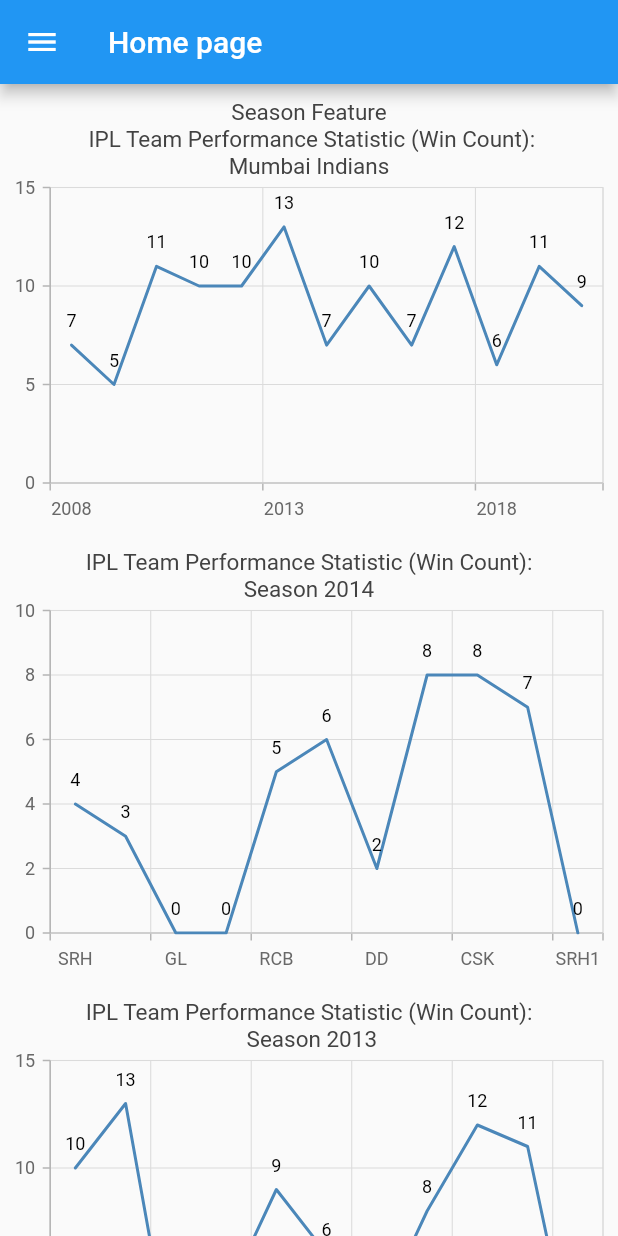
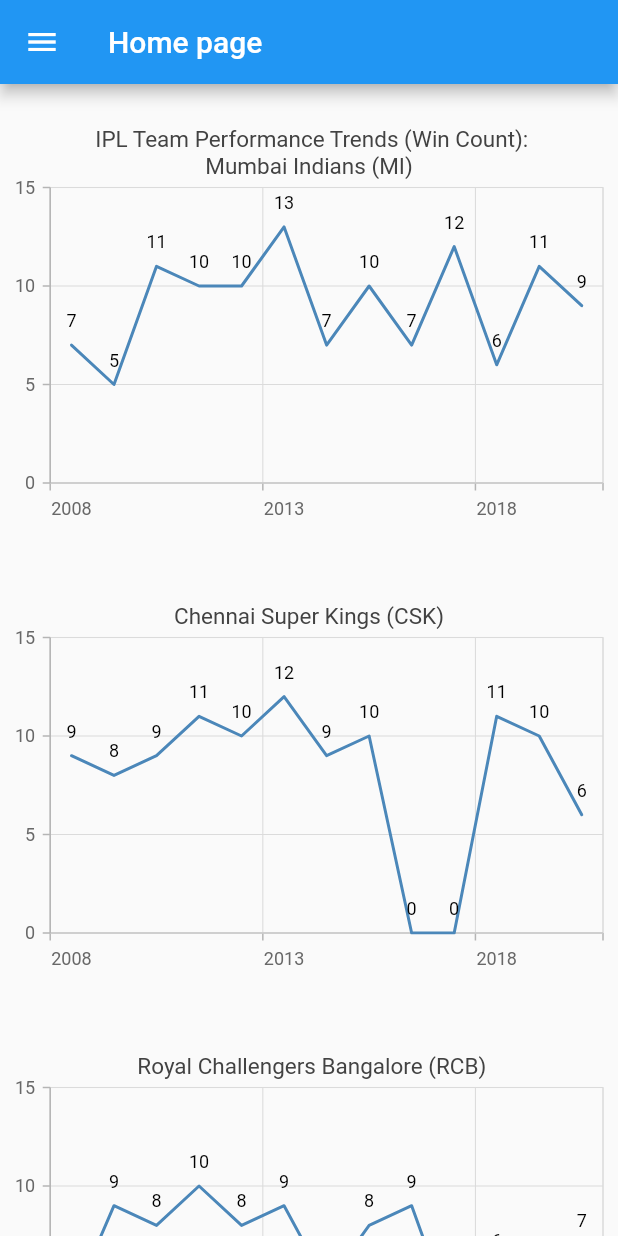
Before and after one commit to Raviipandey/CricMate, a Flutter app: the screen it shows after launch, on a phone screen of 412 x 824 dp. Run offline on Flutter 3.47's test engine with Material 2 defaults, Android fonts, the phone set to English and light mode, and no system bars; our stand-ins replace cloud_firestore, firebase_auth, firebase_core, flutter_slidable, syncfusion_flutter_charts; accounts and stored records are empty; Roboto replaces fonts that are missing (Raleway).

Commit message:
performance trends line graph

```diff
--- a/madlab/lib/homepage.dart
+++ b/madlab/lib/homepage.dart
@@ -67,10 +67,11 @@ class _HomeScreenState extends State<HomeScreen> {
           child: Column(children: [
             SfCartesianChart(
                 primaryXAxis: CategoryAxis(),
+
                 // Chart title
                 title: ChartTitle(
                     text:
-                        'Season Feature \n IPL Team Performance Statistic (Win Count): \nMumbai Indians '),
+                        '\n IPL Team Performance Trends (Win Count): \nMumbai Indians (MI) '),
                 // Enable legend
                 legend: Legend(isVisible: false),
                 // Enable tooltip
@@ -102,7 +103,7 @@ class _HomeScreenState extends State<HomeScreen> {
                 // Chart title
                 title: ChartTitle(
                     text:
-                        'IPL Team Performance Statistic (Win Count): \nSeason 2014'),
+                        '\n\nChennai Super Kings (CSK)'),
                 // Enable legend
                 legend: Legend(isVisible: false),
                 // Enable tooltip
@@ -110,17 +111,19 @@ class _HomeScreenState extends State<HomeScreen> {
                 series: <ChartSeries<_Matches, String>>[
                   LineSeries<_Matches, String>(
                       dataSource: <_Matches>[
-                        _Matches('SRH', 4),
-                        _Matches('MI', 3),
-                        _Matches('GL', 0),
-                        _Matches('RPS', 0),
-                        _Matches('RCB', 5),
-                        _Matches('KKR', 6),
-                        _Matches('DD', 2),
-                        _Matches('KXIP', 8),
-                        _Matches('CSK', 8),
-                        _Matches('RR', 7),
-                        _Matches('SRH1', 0)
+                        _Matches('2008', 9),
+                        _Matches('2009', 8),
+                        _Matches('2010', 9),
+                        _Matches('2011', 11),
+                        _Matches('2012', 10),
+                        _Matches('2013', 12),
+                        _Matches('2014', 9),
+                        _Matches('2015', 10),
+                        _Matches('2016', 0),
+                        _Matches('2017', 0),
+                        _Matches('2018', 11),
+                        _Matches('2019', 10),
+                        _Matches('2020', 6)
                       ],
                       xValueMapper: (_Matches WinCount, _) => WinCount.team,
                       yValueMapper: (_Matches WinCount, _) => WinCount.WinCount,
@@ -132,7 +135,7 @@ class _HomeScreenState extends State<HomeScreen> {
                 // Chart title
                 title: ChartTitle(
                     text:
-                        'IPL Team Performance Statistic (Win Count):\n Season 2013'),
+                        '\n\n Royal Challengers Bangalore (RCB)'),
                 // Enable legend
                 legend: Legend(isVisible: false),
                 // Enable tooltip
@@ -140,17 +143,19 @@ class _HomeScreenState extends State<HomeScreen> {
                 series: <ChartSeries<_Matches, String>>[
                   LineSeries<_Matches, String>(
                       dataSource: <_Matches>[
-                        _Matches('SRH', 10),
-                        _Matches('MI', 13),
-                        _Matches('GL', 0),
-                        _Matches('RPS', 4),
-                        _Matches('RCB', 9),
-                        _Matches('KKR', 6),
-                        _Matches('DD', 3),
-                        _Matches('KXIP', 8),
-                        _Matches('CSK', 12),
-                        _Matches('RR', 11),
-                        _Matches('SRH1', 0)
+                        _Matches('2008', 4),
+                        _Matches('2009', 9),
+                        _Matches('2010', 8),
+                        _Matches('2011', 10),
+                        _Matches('2012', 8),
+                        _Matches('2013', 9),
+                        _Matches('2014', 5),
+                        _Matches('2015', 8),
+                        _Matches('2016', 9),
+                        _Matches('2017', 3),
+                        _Matches('2018', 6),
+                        _Matches('2019', 5),
+                        _Matches('2020', 7)
                       ],
                       xValueMapper: (_Matches WinCount, _) => WinCount.team,
                       yValueMapper: (_Matches WinCount, _) => WinCount.WinCount,
@@ -162,7 +167,7 @@ class _HomeScreenState extends State<HomeScreen> {
                 // Chart title
                 title: ChartTitle(
                     text:
-                        'IPL Team Performance Statistic (Win Count):\n Season 2012'),
+                        '\n\n Kolkata Knight Riders (KKR)'),
                 // Enable legend
                 legend: Legend(isVisible: false),
                 // Enable tooltip
@@ -170,17 +175,52 @@ class _HomeScreenState extends State<HomeScreen> {
                 series: <ChartSeries<_Matches, String>>[
                   LineSeries<_Matches, String>(
                       dataSource: <_Matches>[
-                        _Matches('SRH', 4),
-                        _Matches('MI', 10),
-                        _Matches('GL', 0),
-                        _Matches('RPS', 4),
-                        _Matches('RCB', 8),
-                        _Matches('KKR', 12),
-                        _Matches('DD', 11),
-                        _Matches('KXIP', 8),
-                        _Matches('CSK', 10),
-                        _Matches('RR', 7),
-                        _Matches('SRH1', 0)
+                        _Matches('2008', 6),
+                        _Matches('2009', 3),
+                        _Matches('2010', 7),
+                        _Matches('2011', 8),
+                        _Matches('2012', 12),
+                        _Matches('2013', 6),
+                        _Matches('2014', 11),
+                        _Matches('2015', 7),
+                        _Matches('2016', 8),
+                        _Matches('2017', 9),
+                        _Matches('2018', 9),
+                        _Matches('2019', 6),
+                        _Matches('2020', 7)
+                      ],
+                      xValueMapper: (_Matches WinCount, _) => WinCount.team,
+                      yValueMapper: (_Matches WinCount, _) => WinCount.WinCount,
+                      // Enable data label
+                      dataLabelSettings: DataLabelSettings(isVisible: true))
+                ]
+                ),
+SfCartesianChart(
+                primaryXAxis: CategoryAxis(),
+                // Chart title
+                title: ChartTitle(
+                    text:
+                        '\n\n Delhi Capitals (DC)'),
+                // Enable legend
+                legend: Legend(isVisible: false),
+                // Enable tooltip
+                tooltipBehavior: TooltipBehavior(enable: true),
+                series: <ChartSeries<_Matches, String>>[
+                  LineSeries<_Matches, String>(
+                      dataSource: <_Matches>[
+                        _Matches('2008', 7),
+                        _Matches('2009', 10),
+                        _Matches('2010', 7),
+                        _Matches('2011', 4),
+                        _Matches('2012', 11),
+                        _Matches('2013', 3),
+                        _Matches('2014', 2),
+                        _Matches('2015', 5),
+                        _Matches('2016', 7),
+                        _Matches('2017', 6),
+                        _Matches('2018', 5),
+                        _Matches('2019', 10),
+                        _Matches('2020', 9)
                       ],
                       xValueMapper: (_Matches WinCount, _) => WinCount.team,
                       yValueMapper: (_Matches WinCount, _) => WinCount.WinCount,
```
